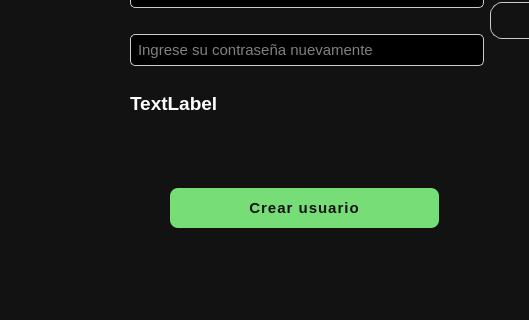
First picture: the form in presentation/screens/CreateUser.ui, repository 444jime/wallet-app-project, before the edit; both pictures show x 0 to 529 and y 212 to 532 of the 641 by 532 pixel window.
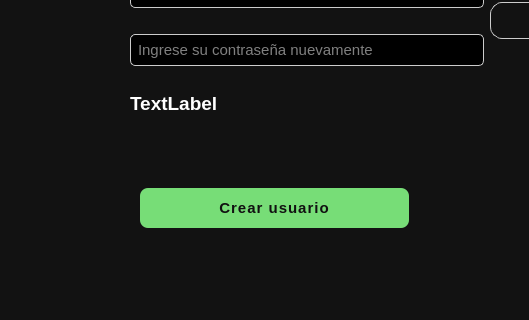
Second picture: the form after the edit. Icons and pictures are not drawn.

Commit message: Agrego la pantalla UI

Patch:
```diff
--- a/presentation/screens/CreateUser.ui
+++ b/presentation/screens/CreateUser.ui
@@ -220,7 +220,7 @@
   <widget class="QPushButton" name="btnCreateUser">
    <property name="geometry">
     <rect>
-     <x>170</x>
+     <x>140</x>
      <y>400</y>
      <width>269</width>
      <height>40</height>
```
The commit also changes 3 other files.
